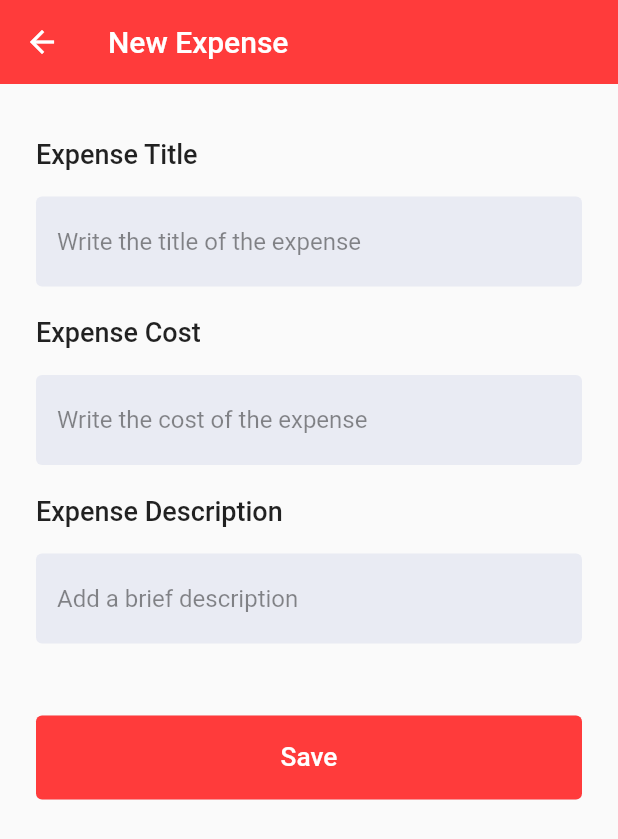
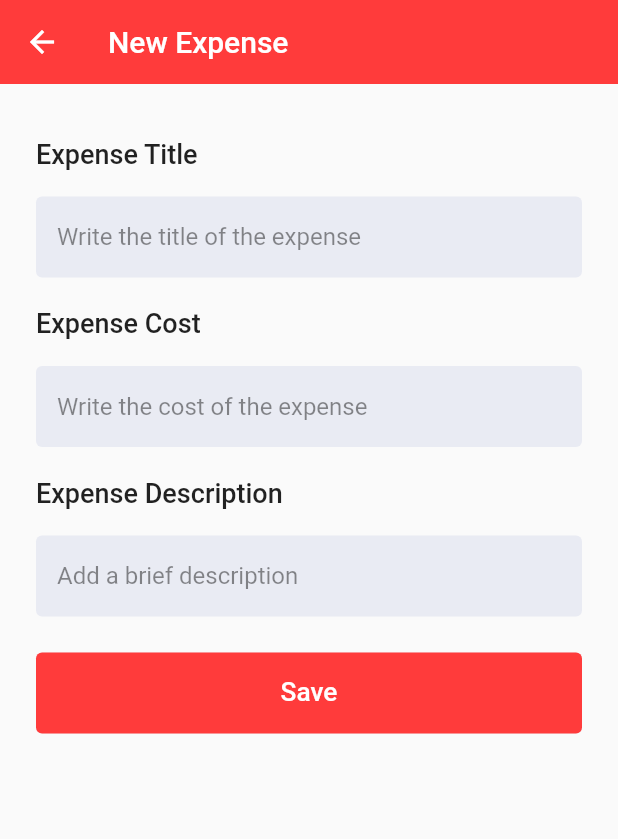
Before and after one commit to JoshuaR503/GigWorkerCalculator, a Flutter app: the screen it shows after launch, after a tap on "Add weekly earnings", on a phone screen of 412 x 824 dp. Shown: the top 839 px of the screen. Run offline on Flutter 3.47's test engine with Material 2 defaults, Android fonts, the phone set to English and light mode, and no system bars; drawn by our look-alikes of flutter_fadein; our stand-ins replace fl_chart, font_awesome_flutter, salomon_bottom_bar; Roboto replaces fonts that are missing (OpenSans).

Commit message:
Improved expenses screen and cleaned widgets.

```diff
--- a/lib/screens/expenses/expensesBreakdown.dart
+++ b/lib/screens/expenses/expensesBreakdown.dart
@@ -1,5 +1,4 @@
 import 'package:calc/screens/dashboard/helpers.dart';
-import 'package:calc/screens/dashboard/styles.dart';
 import 'package:calc/shared/card.dart';
 import 'package:calc/shared/colors.dart';
 import 'package:flutter/material.dart';
@@ -22,12 +21,12 @@ class ExpensesBreakdown extends StatelessWidget {
         bottomOpacity: 0.0,
         elevation: 0.0
       ),
-      body: SafeArea(
+      body: SizedBox(
+        height: double.infinity,
+        width: double.infinity,
         child: Container(
           color: const Color(0xffe9ebf3),
-          child: SizedBox(
-            height: double.infinity,
-            width: double.infinity,
+          child: SafeArea(
             child: SingleChildScrollView(
               physics: const AlwaysScrollableScrollPhysics(),
               padding: const EdgeInsets.symmetric(horizontal: 24.0, vertical: 24.0),
@@ -53,7 +52,7 @@ class ExpensesBreakdown extends StatelessWidget {
               )
             ),
           ),
-        )
+        ),
       ),
     );
   }
--- a/lib/screens/expenses/expensesCard.dart
+++ b/lib/screens/expenses/expensesCard.dart
@@ -19,7 +19,6 @@ class ExpensesCard extends StatelessWidget {
 
   @override
   Widget build(BuildContext context) {
-    final TextStyle breakdownDescriptionStyle = breakdownTitleStyle.copyWith(color: Colors.black54);
 
     return GestureDetector(
       onTap: () => Navigator.pushNamed(context, '/expensesForm'),
@@ -32,42 +31,50 @@ class ExpensesCard extends StatelessWidget {
         child: Row(
           mainAxisAlignment: MainAxisAlignment.spaceBetween,
           crossAxisAlignment: CrossAxisAlignment.center,
-
           children: <Widget>[
-
-
-            Container(
-              height: 48,
-              width: 48,
-              padding: const EdgeInsets.all(8),
-              alignment: Alignment.center,
-              child: FaIcon(icon, color: kLightCoralRed),
-              decoration: const BoxDecoration(
-                color: kCoralRed,
-                borderRadius: BorderRadius.all(Radius.circular(4))
+            _buildCardIcon(),
+            _buildCardInfo(),
+            _buildCardAction()
+          ],
         ),
       ),
+    );
+  }
 
-            const SizedBox(width: 16,),
+  Container _buildCardAction() {
+    return Container(
+      padding: const EdgeInsets.only(right: 16),
+      child: const FaIcon(FontAwesomeIcons.chevronRight, color: Colors.black38, size: 16,),
+    );
+  }
 
-            Expanded(child: Column(
+  Expanded _buildCardInfo() {
+    final TextStyle breakdownDescriptionStyle = breakdownTitleStyle.copyWith(color: Colors.black54);
+
+    return Expanded(child: Column(
       mainAxisAlignment: MainAxisAlignment.start,
       crossAxisAlignment: CrossAxisAlignment.start,
       children: [
         Text(title, style: breakdownTitleStyle),
         Text(description, style: breakdownDescriptionStyle),
       ],
-            )),
+    ));
+  }
 
-            Container(
-              padding: EdgeInsets.only(right: 16),
-              child: FaIcon(FontAwesomeIcons.chevronRight, color: Colors.black38, size: 16,),
-            )
+  Container _buildCardIcon() {
+    return Container(
+      height: 48,
+      width: 48,
 
+      child: FaIcon(icon, color: kLightCoralRed),
+      alignment: Alignment.center,
 
+      padding: const EdgeInsets.all(8),
+      margin: const EdgeInsets.only(right: 16),
 
-          ],
-        ),
+      decoration: const BoxDecoration(
+        color: kCoralRed,
+        borderRadius: BorderRadius.all(Radius.circular(4))
       ),
     );
   }
--- a/lib/screens/expenses/expensesForm.dart
+++ b/lib/screens/expenses/expensesForm.dart
@@ -51,7 +51,7 @@ class ExpensesForm extends StatelessWidget {
             _buildFormField(title: "Expense Description", label: "Add a brief description"),
           ],
         ),
-        const SizedBox(height: 48),
+        const SizedBox(height: 24),
         _buildLoginBtn()
       ],
     );
@@ -87,7 +87,7 @@ class ExpensesForm extends StatelessWidget {
           alignment: Alignment.centerLeft,
           decoration: kBoxDecorationStyle,
           child: TextField(style: kHintTextStyle, decoration: kFormDecoration),
-          height: 60.0,
+          height: 54.0,
         )
       ],
     );
@@ -96,7 +96,7 @@ class ExpensesForm extends StatelessWidget {
   Widget _buildLoginBtn() {
     return Container(
       decoration: kBoxDecorationStyle,
-      height: 56,
+      height: 54,
       width: double.infinity,
       child: ElevatedButton(
         style: ElevatedButton.styleFrom(
@@ -111,6 +111,4 @@ class ExpensesForm extends StatelessWidget {
       ),
     );
   }
-
-
 }
```
Lines whose indentation alone changed are shown as unchanged.
